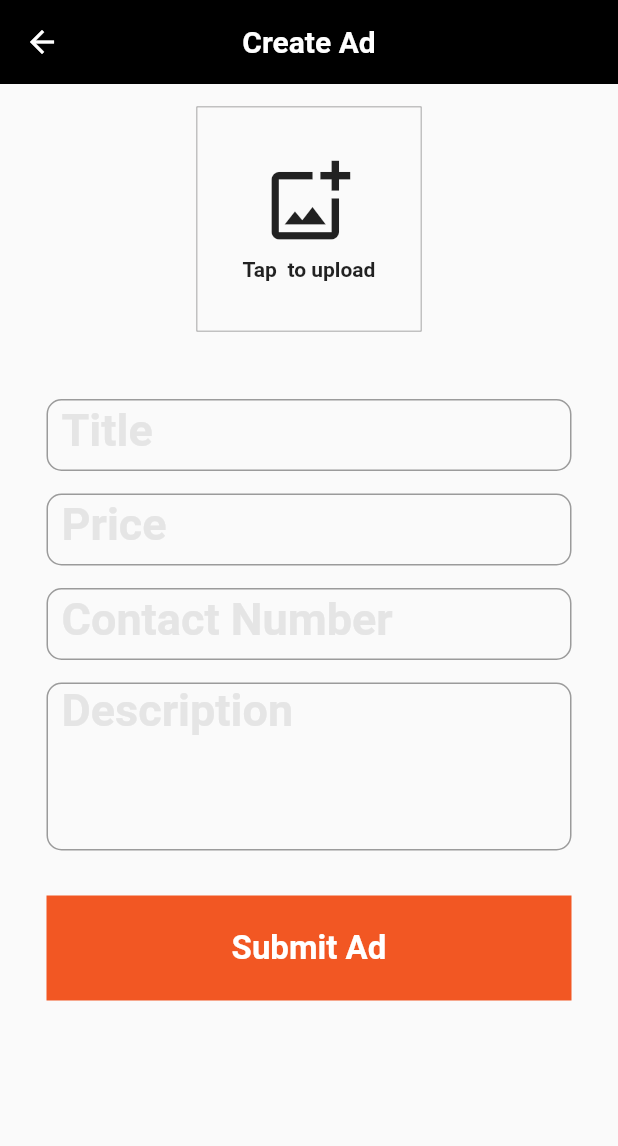
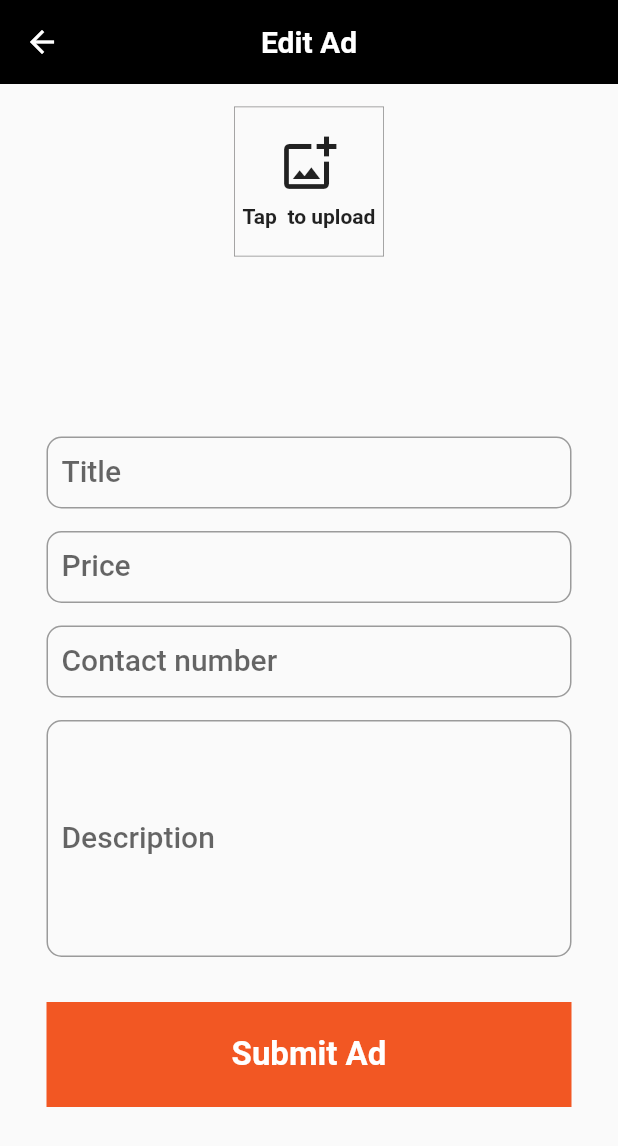
Before and after one commit to DanielBacab-Ksquare/classified_app_networking, a Flutter app: the CreateAdScreen screen opened by its route, on a phone screen of 412 x 824 dp. Shown: the top 1146 px of the screen. Run offline on Flutter 3.47's test engine with Material 2 defaults, Android fonts, the phone set to English and light mode, and no system bars; our stand-ins replace carousel_slider, flutter_native_splash, flutter_secure_storage, google_fonts, image_picker; missing offline and left inert: dart:ffi; accounts and stored records are empty; network calls fail.

Commit message:
all main requirements done

```diff
--- a/lib/screens/create_ad_screen.dart
+++ b/lib/screens/create_ad_screen.dart
@@ -1,20 +1,67 @@
+import 'dart:convert';
+import 'package:http/http.dart';
 import 'package:flutter/material.dart';
+import 'package:image_picker/image_picker.dart';
+import 'package:http/http.dart' as http;
+import 'package:classified_app/models/ads.dart';
+import 'package:classified_app/services/post.dart';
 
 class CreateAdScreen extends StatefulWidget {
-  const CreateAdScreen({super.key});
+  CreateAdScreen({
+    super.key,
+  });
 
   @override
   State<CreateAdScreen> createState() => _MyWidgetState();
 }
 
 class _MyWidgetState extends State<CreateAdScreen> {
+  List<String> localImages2 = [];
+  String _imagePath = '';
+  String _imageServerPath = '';
+
   @override
   Widget build(BuildContext context) {
+    TextEditingController _title = TextEditingController();
+
+    TextEditingController? _description = TextEditingController();
+
+    TextEditingController? _mobileCtrl = TextEditingController();
+
+    TextEditingController? _price = TextEditingController();
+
+    _upload(filePath) async {
+      var url = Uri.parse("https://adlisting.herokuapp.com/upload/profile");
+      var request = http.MultipartRequest('POST', url);
+      MultipartFile image =
+          await http.MultipartFile.fromPath('avatar', filePath);
+      request.files.add(image);
+      var response = await request.send();
+      var resp = await response.stream.bytesToString();
+      var respJson = jsonDecode(resp);
+      setState(() {
+        _imageServerPath = respJson['data']['path'];
+
+        localImages2.add(_imageServerPath);
+        print("esto hay: $localImages2");
+      });
+    }
+
+    void captureImageFromGallery() async {
+      var file = await ImagePicker().pickImage(source: ImageSource.gallery);
+      if (file != null) {
+        setState(() {
+          _imagePath = file.path;
+        });
+        _upload(file.path);
+      }
+    }
+
     return Scaffold(
         appBar: AppBar(
           centerTitle: true,
           title: const Text(
-            "Create Ad",
+            "Edit Ad",
             style: TextStyle(fontSize: 20, fontWeight: FontWeight.bold),
           ),
           elevation: 0,
@@ -27,9 +74,14 @@ class _MyWidgetState extends State<CreateAdScreen> {
             ),
 
             //add photo
-            Container(
-              height: 150,
-              width: 150,
+            GestureDetector(
+              onTap: () {
+                //Create a new image
+                captureImageFromGallery();
+              },
+              child: Container(
+                height: 100,
+                width: 100,
                 decoration: BoxDecoration(
                     border:
                         Border.all(color: const Color(0xff898888), width: 0.5)),
@@ -37,15 +89,45 @@ class _MyWidgetState extends State<CreateAdScreen> {
                     mainAxisAlignment: MainAxisAlignment.center,
                     crossAxisAlignment: CrossAxisAlignment.center,
                     children: const [
-                    Icon(size: 60, Icons.add_photo_alternate_outlined),
+                      Icon(size: 40, Icons.add_photo_alternate_outlined),
                       SizedBox(height: 7),
                       Text("Tap  to upload",
                           style: TextStyle(
                               fontSize: 14, fontWeight: FontWeight.bold)),
                     ]),
               ),
+            ),
+
             const SizedBox(height: 15),
+
             //images
+            Container(
+              padding: const EdgeInsets.only(left: 15),
+              height: 75,
+              child: ListView.builder(
+                  scrollDirection: Axis.horizontal,
+                  itemCount: localImages2.length,
+                  itemBuilder: ((context, index) {
+                    return Container(
+                      decoration: BoxDecoration(
+                          border: Border.all(
+                              color: const Color(0xff898888), width: 0.5)),
+                      margin: const EdgeInsets.symmetric(horizontal: 5),
+                      padding: const EdgeInsets.symmetric(horizontal: 5),
+                      child: Image.network(localImages2[index],
+                          height: 80,
+                          width: 80, errorBuilder: (BuildContext context,
+                              Object exception, StackTrace? stackTrace) {
+                        return Image.network(
+                          'https://whetstonefire.org/wp-content/uploads/2020/06/image-not-available.jpg',
+                          height: double.infinity,
+                          width: double.infinity,
+                          fit: BoxFit.cover,
+                        );
+                      }),
+                    );
+                  })),
+            ),
 
             //text forms
             SizedBox(
@@ -57,40 +139,33 @@ class _MyWidgetState extends State<CreateAdScreen> {
                     height: 30,
                   ),
                   //title
-                  TextFormField(
+                  TextField(
+                    controller: _title,
                     style: const TextStyle(
                         fontSize: 20, fontWeight: FontWeight.w500),
                     decoration: const InputDecoration(
                       contentPadding: EdgeInsets.all(10),
                       border: OutlineInputBorder(
-                            borderRadius:
-                                BorderRadius.all(Radius.circular(10))),
+                          borderRadius: BorderRadius.all(Radius.circular(10))),
                       labelText: "Title",
-                        alignLabelWithHint: true,
-                        labelStyle: TextStyle(
-                            fontSize: 30,
-                            color: Color(0xffe5e5e5),
-                            fontWeight: FontWeight.w600)),
+                    ),
                   ),
 
                   const SizedBox(
                     height: 15,
                   ),
                   //Price
-                  TextFormField(
+                  TextField(
+                    controller: _price,
+                    keyboardType: TextInputType.number,
                     style: const TextStyle(
                         fontSize: 20, fontWeight: FontWeight.w500),
                     decoration: const InputDecoration(
                       contentPadding: EdgeInsets.all(10),
                       border: OutlineInputBorder(
-                            borderRadius:
-                                BorderRadius.all(Radius.circular(10))),
+                          borderRadius: BorderRadius.all(Radius.circular(10))),
                       labelText: "Price",
-                        alignLabelWithHint: true,
-                        labelStyle: TextStyle(
-                            fontSize: 30,
-                            color: Color(0xffe5e5e5),
-                            fontWeight: FontWeight.w600)),
+                    ),
                   ),
 
                   const SizedBox(
@@ -98,20 +173,17 @@ class _MyWidgetState extends State<CreateAdScreen> {
                   ),
 
                   //Contact number
-                  TextFormField(
+                  TextField(
+                    controller: _mobileCtrl,
+                    //keyboardType: TextInputType.phone,
                     style: const TextStyle(
                         fontSize: 20, fontWeight: FontWeight.w500),
                     decoration: const InputDecoration(
                       contentPadding: EdgeInsets.all(10),
                       border: OutlineInputBorder(
-                            borderRadius:
-                                BorderRadius.all(Radius.circular(10))),
-                        labelText: "Contact Number",
-                        alignLabelWithHint: true,
-                        labelStyle: TextStyle(
-                            fontSize: 30,
-                            color: Color(0xffe5e5e5),
-                            fontWeight: FontWeight.w600)),
+                          borderRadius: BorderRadius.all(Radius.circular(10))),
+                      labelText: "Contact number",
+                    ),
                   ),
 
                   const SizedBox(
@@ -119,21 +191,17 @@ class _MyWidgetState extends State<CreateAdScreen> {
                   ),
 
                   //Description
-                  TextFormField(
-                    maxLines: 4,
+                  TextField(
+                    controller: _description,
+                    maxLines: 6,
                     style: const TextStyle(
                         fontSize: 20, fontWeight: FontWeight.w500),
                     decoration: const InputDecoration(
                       contentPadding: EdgeInsets.all(10),
                       border: OutlineInputBorder(
-                            borderRadius:
-                                BorderRadius.all(Radius.circular(10))),
+                          borderRadius: BorderRadius.all(Radius.circular(10))),
                       labelText: "Description",
-                        alignLabelWithHint: true,
-                        labelStyle: TextStyle(
-                            fontSize: 30,
-                            color: Color(0xffe5e5e5),
-                            fontWeight: FontWeight.w600)),
+                    ),
                   ),
 
                   const SizedBox(
@@ -145,7 +213,17 @@ class _MyWidgetState extends State<CreateAdScreen> {
                     width: double.infinity,
                     child: ElevatedButton(
                       onPressed: () {
-                        Navigator.pop(context);
+                        //Here goes the update of the product
+
+                        Ad ad = Ad(
+                            title: _title.text,
+                            description: _description.text,
+                            price: double.tryParse(_price.text),
+                            mobile: _mobileCtrl.text,
+                            images: localImages2,
+                            );
+
+                        PostService().createAd(context, ad);
                       },
                       style: ButtonStyle(
                         padding: MaterialStateProperty.all<EdgeInsets>(
--- a/lib/services/auth.dart
+++ b/lib/services/auth.dart
@@ -16,7 +16,7 @@ class AuthService {
       var resp = await http.post(url, body: jsonEncode(userObj), headers: {
         'Content-Type': 'application/json',
       });
-      print(resp.body);
+      //print(resp.body);
       Navigator.pushReplacementNamed(context, '/login');
 
     } catch (e) {
@@ -34,14 +34,14 @@ class AuthService {
         'Content-Type': 'application/json',
       });
       var respObj = jsonDecode(resp.body);
-      print(respObj);
+      //print(respObj);
       if (respObj['status'] == false) {
         AlertManager().displaySnackbar(context, respObj['message']);
       }
       if (respObj['status'] == true) {
         storage.write(key: 'userId', value: respObj['data']['user']['_id']);
         storage.write(key: 'token', value: respObj['data']['token']);
-        print("El token es: ${respObj['data']['token']}");
+        //print("El token es: ${respObj['data']['token']}");
         /* storage.write(
             key: 'refreshToken', value: respObj['data']['refreshToken']); */
         Navigator.pushReplacementNamed(context, '/');
--- a/pubspec.yaml
+++ b/pubspec.yaml
@@ -15,6 +15,7 @@ dependencies:
   flutter_secure_storage: ^6.0.0
   google_fonts: ^3.0.1
   http: ^0.13.5
+  image_picker: ^0.8.6
   url_launcher: ^6.1.6
 
 dev_dependencies:
```
Also changed, not shown: lib/models/ads.dart (+9 -9 lines), lib/screens/edit_ad_screen.dart (+95 -45 lines), lib/screens/home_screen.dart (+13 -1 lines), lib/screens/my_ads_screen.dart (+6 -1 lines), lib/services/patch.dart (+22 -1 lines), lib/services/post.dart (+22 -0 lines), pubspec.lock, 2 other files. Lines whose indentation alone changed are shown as unchanged.
